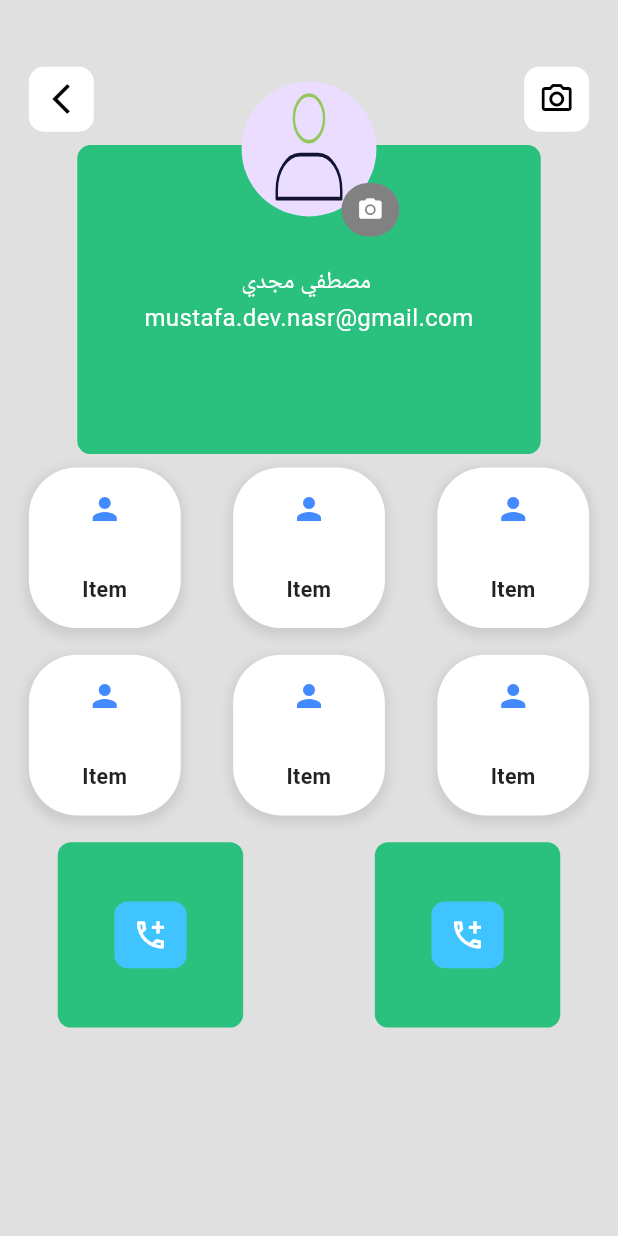
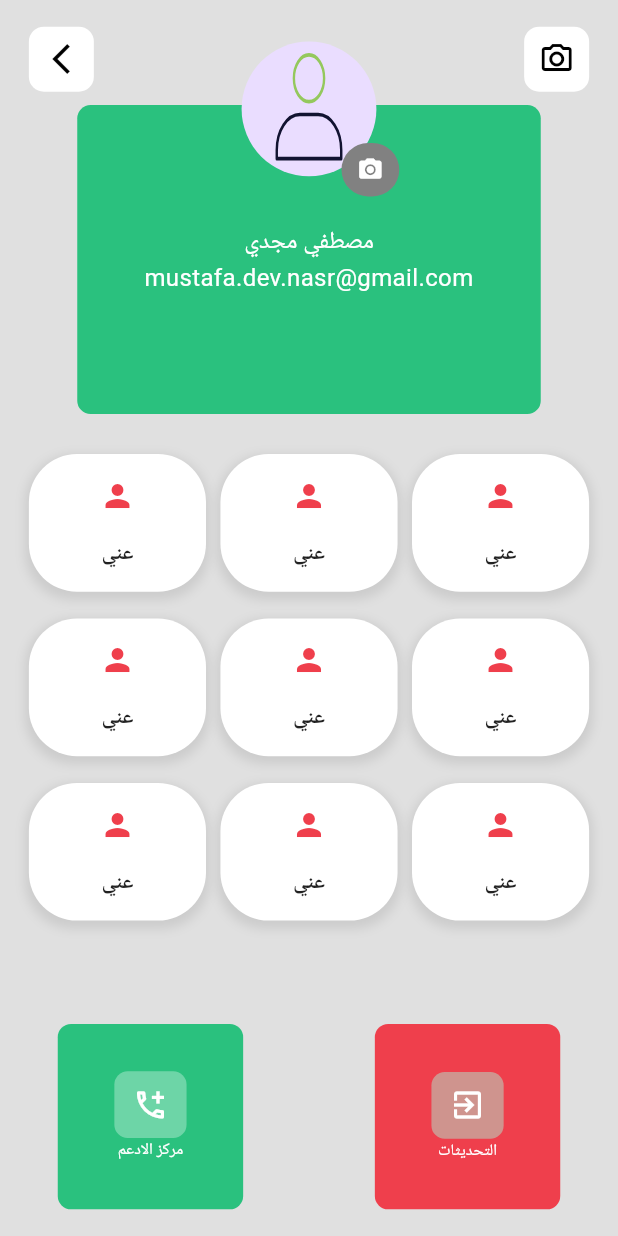
Before and after one commit to mustafa-dev-nasr/selaty, a Flutter app: the ProfileScreen screen opened by its route, on a phone screen of 412 x 824 dp. Run offline on Flutter 3.47's test engine with Material 3 defaults, Android fonts, the phone set to English and light mode, and no system bars; our stand-ins replace animated_splash_screen, carousel_slider, dio, flutter_screenutil, flutter_secure_storage, freezed_annotation and 9 more; accounts and stored records are empty; generated files the repository leaves out were written again.

Commit message:
Refactor Profile Screen UI and Extract InfoCard Widget

```diff
--- a/lib/features/profile/ui/screens/profile_screen.dart
+++ b/lib/features/profile/ui/screens/profile_screen.dart
@@ -7,6 +7,7 @@ import 'package:selaty/core/theming/app_colors.dart';
 import '../../../../core/widgets/custom_icon_bar.dart';
 import '../../../home/ui/screens/home_screen.dart';
 import '../widgets/add_image.dart';
+import '../widgets/info_card.dart';
 
 class ProfileScreen extends StatelessWidget {
   const ProfileScreen({super.key});
@@ -20,9 +21,10 @@ class ProfileScreen extends StatelessWidget {
       body: SafeArea(
         child: Padding(
           padding: EdgeInsets.only(
-            top: 50.h, // Responsive padding
+            top: 20.h,
             left: 20.w,
             right: 20.w,
+            bottom: 20.h,
           ),
           child: Column(
             children: [
@@ -43,35 +45,32 @@ class ProfileScreen extends StatelessWidget {
                 clipBehavior: Clip.none,
                 alignment: Alignment.center,
                 children: [
-                  // Profile Information Container
                   Container(
-                    width: 0.75.sw, // 75% of screen width
-                    height: 0.25.sh, // 25% of screen height
+                    width: 0.75.sw,
+                    height: 0.25.sh,
                     decoration: BoxDecoration(
                       borderRadius: BorderRadius.circular(10.r),
                       color: AppColors.softGreen,
                     ),
                   ),
-                  // Circular Avatar Positioned Above the Profile Container
                   Positioned(
                     top: MediaQuery.of(context).orientation ==
                             Orientation.landscape
-                        ? -20.h // Smaller offset in landscape
-                        : -80.h, // Larger offset in portrait
+                        ? -20.h
+                        : -80.h,
                     child: AddImage(
                       onImageSelected: (imagePath) {
                         // Handle the selected image path here
                       },
                     ),
                   ),
-                  // Profile Information Container
                   Column(
                     children: [
                       Text(
-                        " مصطفي مجدي",
+                        "مصطفي مجدي",
                         style: TextStyle(
                           fontSize: 18.sp,
-                          color: white,
+                          color: Colors.white,
                         ),
                       ),
                       SizedBox(width: 5.w),
@@ -79,7 +78,7 @@ class ProfileScreen extends StatelessWidget {
                         "mustafa.dev.nasr@gmail.com",
                         style: TextStyle(
                           fontSize: 18.sp,
-                          color: white,
+                          color: Colors.white,
                         ),
                         overflow: TextOverflow.ellipsis,
                       ),
@@ -87,75 +86,87 @@ class ProfileScreen extends StatelessWidget {
                   )
                 ],
               ),
-              Column(
-                children: [
-                  SizedBox(height: 10.h), // Optional spacing between rows
-                  Row(
-                    mainAxisAlignment: MainAxisAlignment.spaceBetween,
-                    children: [
-                      InfoCard(screenWidth: screenWidth),
-                      InfoCard(screenWidth: screenWidth),
-                      InfoCard(screenWidth: screenWidth),
-                    ],
+              SizedBox(height: 20.h),
+              Expanded(
+                child: GridView.count(
+                  crossAxisCount: 3,
+                  crossAxisSpacing: 10.w,
+                  mainAxisSpacing: 20.h,
+                  padding: EdgeInsets.symmetric(vertical: 10.h),
+                  childAspectRatio: (screenWidth / 3) / 120.h,
+                  children: List.generate(
+                    9,
+                    (index) => InfoCard(screenWidth: screenWidth),
                   ),
-                  20.verticalSpace,
-                  Row(
-                    mainAxisAlignment: MainAxisAlignment.spaceBetween,
-                    children: [
-                      InfoCard(screenWidth: screenWidth),
-                      InfoCard(screenWidth: screenWidth),
-                      InfoCard(screenWidth: screenWidth),
-                    ],
                 ),
-                ],
               ),
-              20.verticalSpace,
+              SizedBox(height: 20.h),
               Row(
                 children: [
                   20.horizontalSpace,
                   Container(
-                    width: 0.30.sw, // Width relative to screen width
-                    height: 0.15.sh, // Height relative to screen height
+                    width: 0.30.sw,
+                    height: 0.15.sh,
+                    decoration: BoxDecoration(
+                      borderRadius: BorderRadius.circular(10.r),
+                      color: AppColors.lightRed,
+                    ),
+                    child: Column(
+                      mainAxisAlignment: MainAxisAlignment.center,
+                      children: [
+                        Container(
+                          decoration: BoxDecoration(
+                            color: AppColors.lightGreen.withOpacity(0.5),
+                            borderRadius: BorderRadius.circular(10.r),
+                          ),
+                          width: 50.w,
+                          height: 50.h,
+                          child: const Icon(
+                            Icons.exit_to_app,
+                            color: Colors.white,
+                          ),
+                        ),
+                        Text(
+                          "التحديثات",
+                          style: TextStyle(
+                            color: Colors.white,
+                            fontSize: 12.sp,
+                          ),
+                        ),
+                      ],
+                    ),
+                  ),
+                  const Spacer(),
+                  Container(
+                    width: 0.30.sw,
+                    height: 0.15.sh,
                     decoration: BoxDecoration(
                       borderRadius: BorderRadius.circular(10.r),
                       color: AppColors.softGreen,
                     ),
-                    child: Center(
-                      child: Container(
+                    child: Column(
+                      mainAxisAlignment: MainAxisAlignment.center,
+                      children: [
+                        Container(
                           decoration: BoxDecoration(
-                          color: Colors.lightBlueAccent,
+                            color: AppColors.lightGreen.withOpacity(0.5),
                             borderRadius: BorderRadius.circular(10.r),
                           ),
                           width: 50.w,
                           height: 50.h,
                           child: const Icon(
                             Icons.add_ic_call_outlined,
-                          color: Colors.white, // Icon color
+                            color: Colors.white,
                           ),
                         ),
+                        Text(
+                          "مركز الادعم",
+                          style: TextStyle(
+                            color: Colors.white,
+                            fontSize: 12.sp,
                           ),
                         ),
-                  const Spacer(),
-                  Container(
-                    width: 0.30.sw, // Width relative to screen width
-                    height: 0.15.sh, // Height relative to screen height
-                    decoration: BoxDecoration(
-                      borderRadius: BorderRadius.circular(10.r),
-                      color: AppColors.softGreen,
-                    ),
-                    child: Center(
-                      child: Container(
-                        decoration: BoxDecoration(
-                          color: Colors.lightBlueAccent,
-                          borderRadius: BorderRadius.circular(10.r),
-                        ),
-                        width: 50.w,
-                        height: 50.h,
-                        child: const Icon(
-                          Icons.add_ic_call_outlined,
-                          color: Colors.white, // Icon color
-                        ),
-                      ),
+                      ],
                     ),
                   ),
                   20.horizontalSpace,
@@ -168,54 +179,3 @@ class ProfileScreen extends StatelessWidget {
     );
   }
 }
-
-class InfoCard extends StatelessWidget {
-  const InfoCard({
-    super.key,
-    required this.screenWidth,
-  });
-
-  final double screenWidth;
-
-  @override
-  Widget build(BuildContext context) {
-    // Calculate width dynamically for fitting items with spacing
-    final double cardWidth = (screenWidth - 60.w) / 3.5;
-
-    return Container(
-      width: cardWidth,
-      height: 0.13.sh, // 13% of screen height
-      decoration: BoxDecoration(
-        borderRadius: BorderRadius.circular(36.r),
-        color: Colors.white,
-        boxShadow: [
-          BoxShadow(
-            color: Colors.grey.withOpacity(0.3),
-            spreadRadius: 2,
-            blurRadius: 5,
-            offset: const Offset(0, 3), // Adds a subtle shadow
-          ),
-        ],
-      ),
-      child: Center(
-        child: Column(
-          mainAxisAlignment: MainAxisAlignment.spaceAround,
-          children: [
-            const Icon(
-              Icons.person,
-              color: Colors.blueAccent,
-            ),
-            Text(
-              'Item',
-              style: TextStyle(
-                fontSize: 16.sp,
-                fontWeight: FontWeight.w600,
-                color: Colors.black87,
-              ),
-            ),
-          ],
-        ),
-      ),
-    );
-  }
-}
--- /dev/null
+++ b/lib/features/profile/ui/widgets/info_card.dart
@@ -0,0 +1,60 @@
+import 'package:flutter/material.dart';
+import 'package:flutter_screenutil/flutter_screenutil.dart';
+import 'package:selaty/constants/assets.dart';
+import 'package:selaty/core/helpers/extensions/app_navigotion.dart';
+import 'package:selaty/core/theming/app_colors.dart';
+
+import '../../../../core/widgets/custom_icon_bar.dart';
+import '../../../home/ui/screens/home_screen.dart';
+import '../widgets/add_image.dart';
+
+class InfoCard extends StatelessWidget {
+  const InfoCard({
+    super.key,
+    required this.screenWidth,
+  });
+
+  final double screenWidth;
+
+  @override
+  Widget build(BuildContext context) {
+    // Calculate width dynamically for fitting items with spacing
+    final double cardWidth = (screenWidth - 60.w) / 3.5;
+
+    return Container(
+      width: cardWidth,
+      height: 0.12.sh,
+      decoration: BoxDecoration(
+        borderRadius: BorderRadius.circular(36.r),
+        color: Colors.white,
+        boxShadow: [
+          BoxShadow(
+            color: Colors.grey.withOpacity(0.3),
+            spreadRadius: 2,
+            blurRadius: 5,
+            offset: const Offset(0, 3), // Adds a subtle shadow
+          ),
+        ],
+      ),
+      child: Center(
+        child: Column(
+          mainAxisAlignment: MainAxisAlignment.spaceEvenly,
+          children: [
+            const Icon(
+              Icons.person,
+              color: AppColors.lightRed,
+            ),
+            Text(
+              'عني',
+              style: TextStyle(
+                fontSize: 16.sp,
+                fontWeight: FontWeight.w600,
+                color: Colors.black87,
+              ),
+            ),
+          ],
+        ),
+      ),
+    );
+  }
+}
```
Lines whose indentation alone changed are shown as unchanged.
